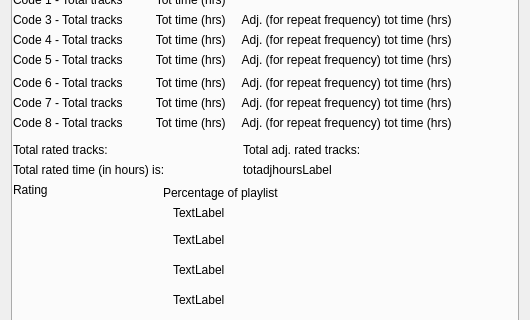
Old version of the form src/archsimian.ui in the repository Harpo3/archsimian; both pictures show x 0 to 530 and y 279 to 599 of the 530 by 735 pixel window.
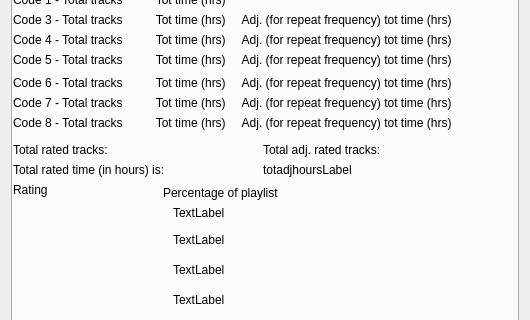
New version of the form. The open tabs and pages were chosen to show the change. Icons and pictures are not drawn.

What changed in the file:
```diff
--- a/src/archsimian.ui
+++ b/src/archsimian.ui
@@ -1042,7 +1042,7 @@
          <rect>
           <x>0</x>
           <y>340</y>
-          <width>221</width>
+          <width>241</width>
           <height>16</height>
          </rect>
         </property>
@@ -1055,7 +1055,7 @@
          <rect>
           <x>0</x>
           <y>360</y>
-          <width>221</width>
+          <width>241</width>
           <height>16</height>
          </rect>
         </property>
@@ -1173,7 +1173,7 @@
        <widget class="QLabel" name="totadjtracksLabel">
         <property name="geometry">
          <rect>
-          <x>230</x>
+          <x>250</x>
           <y>340</y>
           <width>221</width>
           <height>16</height>
@@ -1186,9 +1186,9 @@
        <widget class="QLabel" name="totadjhoursLabel">
         <property name="geometry">
          <rect>
-          <x>230</x>
+          <x>250</x>
           <y>360</y>
-          <width>251</width>
+          <width>241</width>
           <height>16</height>
          </rect>
         </property>
```
Left out of the diff: 4 changed lines with no effect on the pictures.
